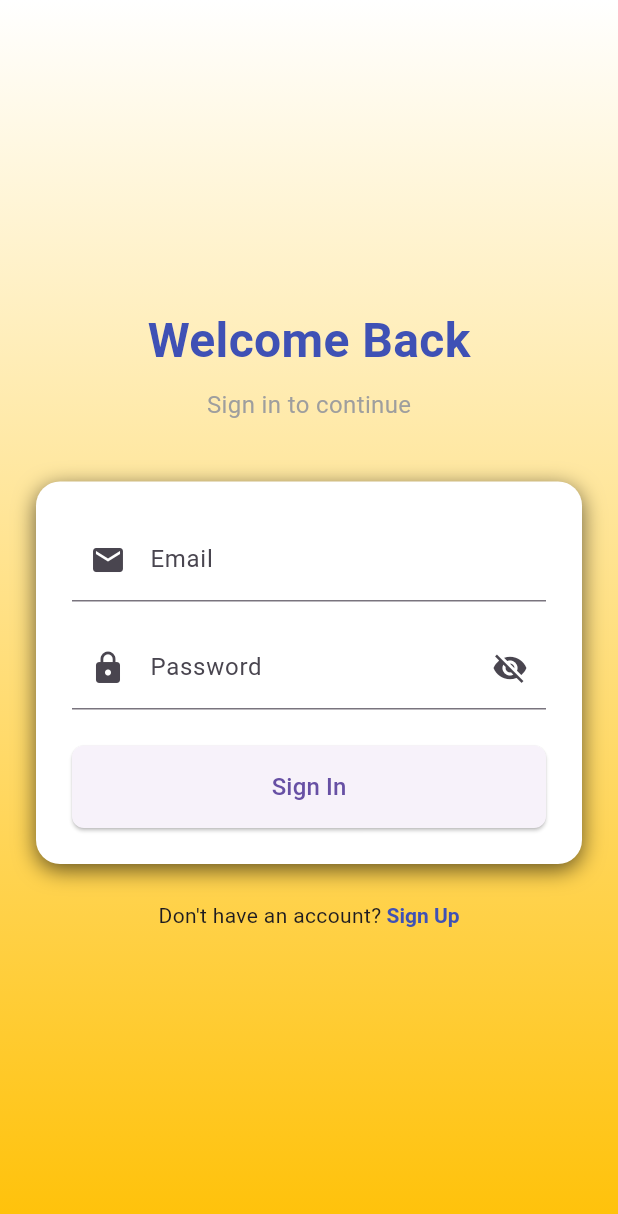
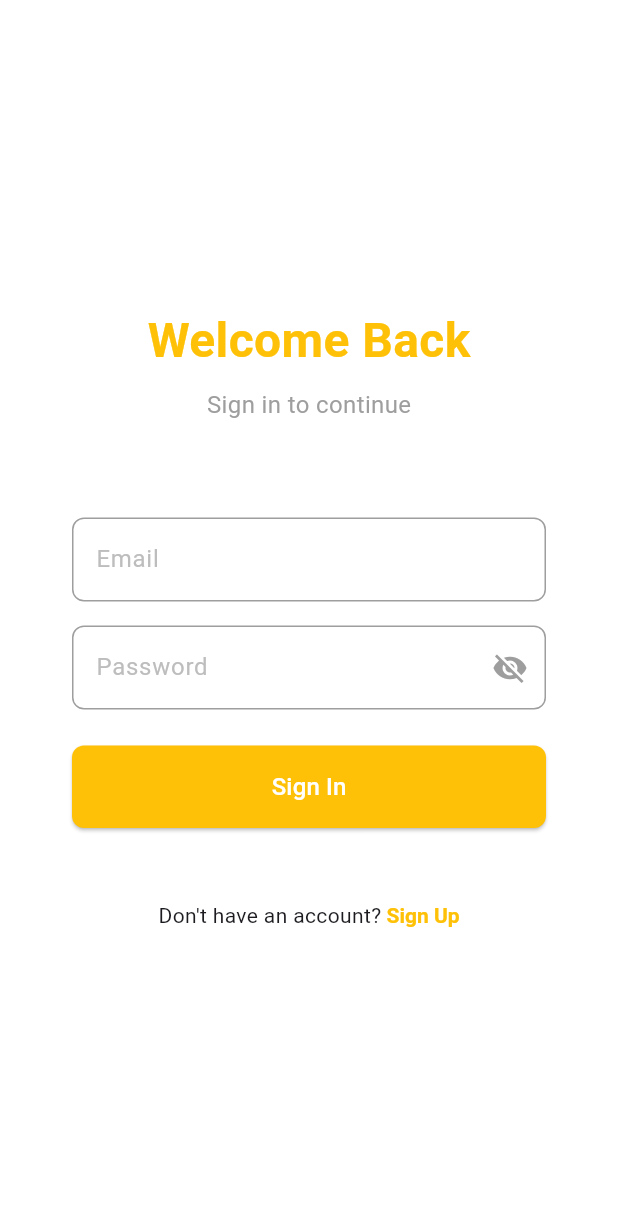
Before and after one commit to Glesebochu/Hodien, a Flutter app: the screen it shows after launch, on a phone screen of 412 x 824 dp. Shown: the top 1214 px of the screen. Run offline on Flutter 3.47's test engine with Material 3 defaults, Android fonts, the phone set to English and light mode, and no system bars; our stand-ins replace cloud_firestore, firebase_auth, firebase_core, google_fonts; missing offline and left inert: shadcn_flutter, translator; accounts and stored records are empty.

Commit message:
fix: improve login and signup look and feel

```diff
--- a/frontend/lib/pages/login.dart
+++ b/frontend/lib/pages/login.dart
@@ -84,13 +84,14 @@ class _LoginPageState extends State<LoginPage> {
   Widget build(BuildContext context) {
     return Scaffold(
       body: Container(
-        decoration: const BoxDecoration(
-          gradient: LinearGradient(
-            begin: Alignment.topCenter,
-            end: Alignment.bottomCenter,
-            colors: [Colors.white, Colors.amber],
-          ),
-        ),
+        // decoration: const BoxDecoration(
+        //   gradient: LinearGradient(
+        //     begin: Alignment.topCenter,
+        //     end: Alignment.bottomCenter,
+        //     colors: [Colors.white, Colors.amber],
+        //   ),
+        // ),
+        color: Colors.white,
         child: Center(
           child: SingleChildScrollView(
             padding: const EdgeInsets.all(24),
@@ -102,7 +103,7 @@ class _LoginPageState extends State<LoginPage> {
                   style: TextStyle(
                     fontSize: 32,
                     fontWeight: FontWeight.bold,
-                    color: Colors.indigo,
+                    color: Colors.amber,
                   ),
                 ),
                 const SizedBox(height: 8),
@@ -116,13 +117,6 @@ class _LoginPageState extends State<LoginPage> {
                   decoration: BoxDecoration(
                     color: Colors.white,
                     borderRadius: BorderRadius.circular(16),
-                    boxShadow: [
-                      BoxShadow(
-                        color: Colors.black.withAlpha(155),
-                        blurRadius: 12,
-                        offset: const Offset(0, 4),
-                      ),
-                    ],
                   ),
                   child: Form(
                     key: _formKey,
@@ -132,9 +126,20 @@ class _LoginPageState extends State<LoginPage> {
                           controller: _emailController,
                           key: ValueKey('login_email'),
                           textInputAction: TextInputAction.next,
-                          decoration: const InputDecoration(
+                          decoration: InputDecoration(
                             labelText: 'Email',
-                            prefixIcon: Icon(Icons.email),
+                            labelStyle: TextStyle(color: Colors.grey[400]),
+                            floatingLabelStyle: TextStyle(
+                              color: Colors.grey[400],
+                            ),
+                            enabledBorder: OutlineInputBorder(
+                              borderRadius: BorderRadius.circular(8.0),
+                              borderSide: BorderSide(color: Colors.grey),
+                            ),
+                            focusedBorder: OutlineInputBorder(
+                              borderRadius: BorderRadius.circular(8.0),
+                              borderSide: BorderSide(color: Colors.amber),
+                            ),
                           ),
                           keyboardType: TextInputType.emailAddress,
                           validator: (value) {
@@ -154,13 +159,25 @@ class _LoginPageState extends State<LoginPage> {
                           textInputAction: TextInputAction.done,
                           decoration: InputDecoration(
                             labelText: 'Password',
-                            prefixIcon: const Icon(Icons.lock),
+                            labelStyle: TextStyle(color: Colors.grey[400]),
+                            floatingLabelStyle: TextStyle(
+                              color: Colors.grey[400],
+                            ),
+                            enabledBorder: OutlineInputBorder(
+                              borderRadius: BorderRadius.circular(8.0),
+                              borderSide: BorderSide(color: Colors.grey),
+                            ),
+                            focusedBorder: OutlineInputBorder(
+                              borderRadius: BorderRadius.circular(8.0),
+                              borderSide: BorderSide(color: Colors.amber),
+                            ),
                             suffixIcon: IconButton(
                               icon: Icon(
                                 _obscurePassword
                                     ? Icons.visibility_off
                                     : Icons.visibility,
                               ),
+                              color: Colors.grey,
                               onPressed: () {
                                 setState(() {
                                   _obscurePassword = !_obscurePassword;
@@ -186,6 +203,8 @@ class _LoginPageState extends State<LoginPage> {
                             key: ValueKey('login_button'),
                             onPressed: _isLoading ? null : _submitForm,
                             style: ElevatedButton.styleFrom(
+                              backgroundColor: Colors.amber,
+                              foregroundColor: Colors.white,
                               padding: const EdgeInsets.symmetric(vertical: 16),
                               shape: RoundedRectangleBorder(
                                 borderRadius: BorderRadius.circular(8),
@@ -217,7 +236,7 @@ class _LoginPageState extends State<LoginPage> {
                       text: TextSpan(
                         text: ' Sign Up',
                         style: const TextStyle(
-                          color: Colors.indigo,
+                          color: Colors.amber,
                           fontWeight: FontWeight.bold,
                         ),
                         recognizer:
```
Also changed, not shown: frontend/lib/pages/signup.dart (+46 -21 lines).
